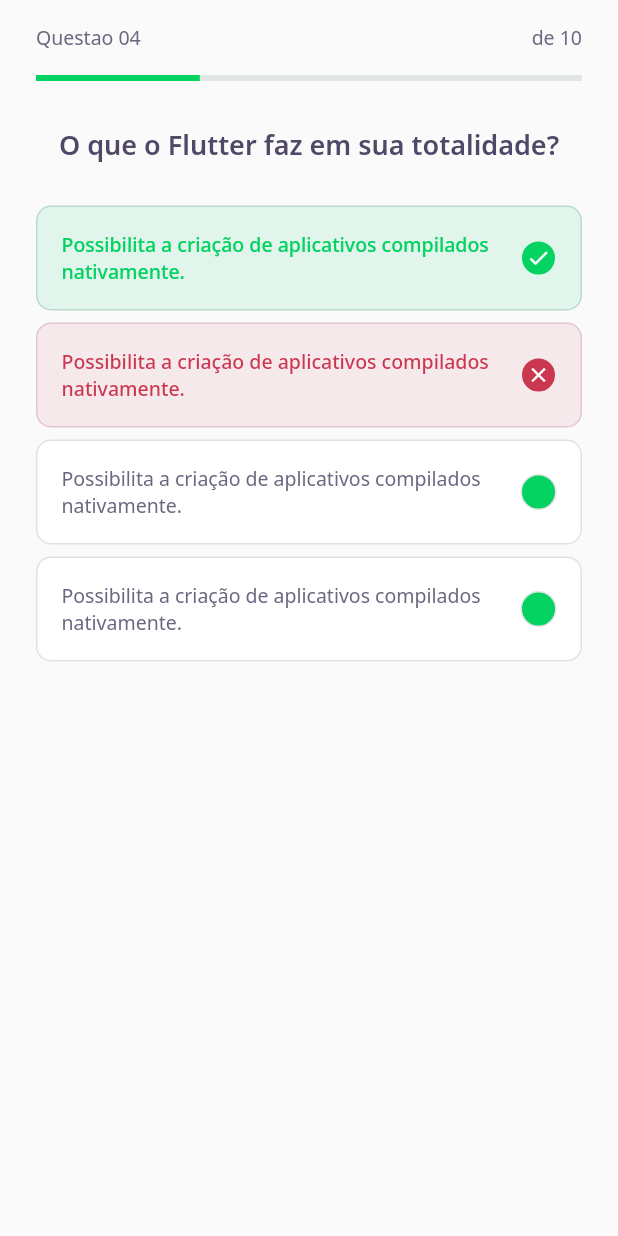
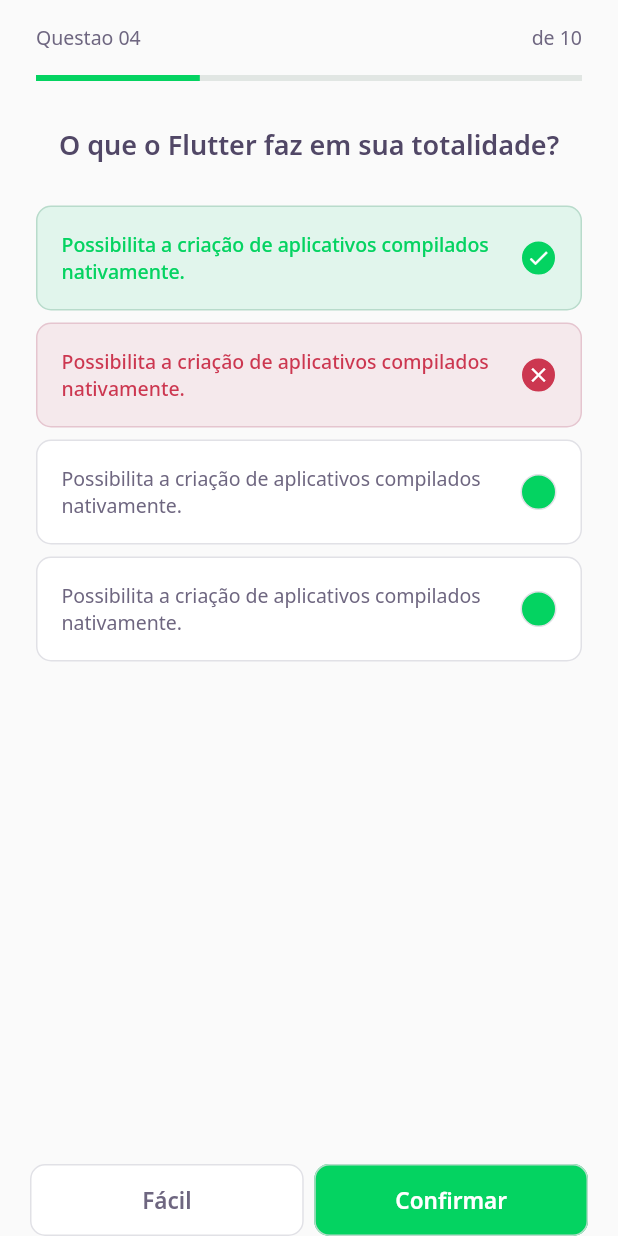
Before and after one commit to GabrielGPF/nlw_trilha_flutter, a Flutter app: the ChallengePage screen opened directly, on a phone screen of 412 x 824 dp. Run offline on Flutter 3.47's test engine with Material 2 defaults, Android fonts, the phone set to English and light mode, and no system bars; our stand-ins replace google_fonts.

Commit message:
Next button component created and added

```diff
--- /dev/null
+++ b/lib/components/atoms/atom_next_button.dart
@@ -0,0 +1,68 @@
+import 'package:flutter/material.dart';
+import 'package:google_fonts/google_fonts.dart';
+import 'package:nlw_trilha_flutter/core/app_colors.dart';
+
+class NextButton extends StatelessWidget {
+  final String label;
+  final Color backgroundColor;
+  final Color fontColor;
+  final Color borderColor;
+  final VoidCallback onTap;
+
+  NextButton({
+    required this.label,
+    required this.backgroundColor,
+    required this.fontColor,
+    required this.borderColor,
+    required this.onTap,
+  });
+
+  NextButton.white({
+    required String label,
+    required VoidCallback onTap,
+  })   : this.backgroundColor = AppColors.white,
+        this.fontColor = AppColors.grey,
+        this.borderColor = AppColors.border,
+        this.label = label,
+        this.onTap = onTap;
+
+  NextButton.green({
+    required String label,
+    required VoidCallback onTap,
+  })   : this.backgroundColor = AppColors.darkGreen,
+        this.fontColor = AppColors.white,
+        this.borderColor = AppColors.green,
+        this.label = label,
+        this.onTap = onTap;
+
+  @override
+  Widget build(BuildContext context) {
+    return Container(
+      height: 48,
+      child: TextButton(
+        style: ButtonStyle(
+          backgroundColor: MaterialStateProperty.all(backgroundColor),
+          shape: MaterialStateProperty.all(
+            RoundedRectangleBorder(
+              borderRadius: BorderRadius.circular(10),
+            ),
+          ),
+          side: MaterialStateProperty.all(
+            BorderSide(
+              color: borderColor,
+            ),
+          ),
+        ),
+        onPressed: onTap,
+        child: Text(
+          label,
+          style: GoogleFonts.notoSans(
+            fontWeight: FontWeight.w600,
+            fontSize: 15,
+            color: fontColor,
+          ),
+        ),
+      ),
+    );
+  }
+}
--- a/lib/core/app_widget.dart
+++ b/lib/core/app_widget.dart
@@ -11,7 +11,7 @@
     return MaterialApp(
       debugShowCheckedModeBanner: false,
       title: "DevQuiz",
-      home: HomePage(),
+      home: ChallengePage(),
     );
   }
 }
--- a/lib/pages/challenge_page.dart
+++ b/lib/pages/challenge_page.dart
@@ -1,4 +1,5 @@
 import 'package:flutter/material.dart';
+import 'package:nlw_trilha_flutter/components/atoms/atom_next_button.dart';
 import 'package:nlw_trilha_flutter/components/molecules/molecule_question_indicator.dart';
 import 'package:nlw_trilha_flutter/components/organisms/organism_quiz.dart';
 
@@ -24,6 +25,30 @@
           title: "O que o Flutter faz em sua totalidade?",
         ),
       ),
+      bottomNavigationBar: SafeArea(
+        bottom: true,
+        child: Padding(
+          padding: const EdgeInsets.symmetric(horizontal: 20.0),
+          child: Row(
+            mainAxisAlignment: MainAxisAlignment.spaceAround,
+            children: [
+              Expanded(
+                child: NextButton.white(
+                  label: "Fácil",
+                  onTap: () {},
+                ),
+              ),
+              SizedBox(width: 7),
+              Expanded(
+                child: NextButton.green(
+                  label: "Confirmar",
+                  onTap: () {},
+                ),
+              ),
+            ],
+          ),
+        ),
+      ),
     );
   }
 }
--- a/lib/pages/home_page.dart
+++ b/lib/pages/home_page.dart
@@ -65,11 +65,6 @@
                     crossAxisCount: 2,
                     children: controller.quizzes.map(
                       (e) {
-                        print("TITLE: ${e.title}");
-                        print("questionsAnswered: ${e.questionsAnswered}");
-                        print("questions: ${e.questions}");
-                        print("image: ${e.image}");
-                        print("level: ${e.level}");
                         return QuizCard(
                           title: e.title,
                           completed:
```
Also changed, not shown: lib/controllers/controller_home.dart (+0 -31 lines).
